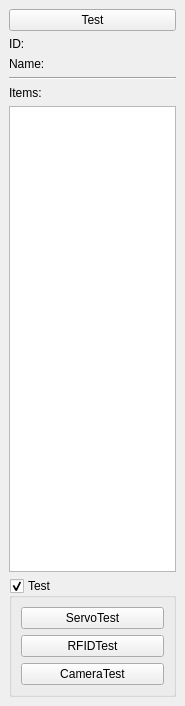
Before: the Qt Designer form mainwindow.ui in wh201906/Pharmacy_Robot, drawn with Qt 5.
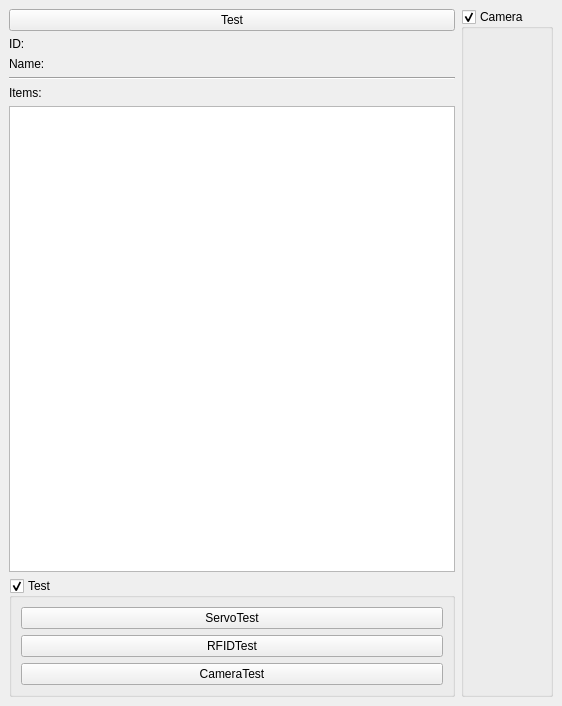
After: the same form once the commit is applied.

Commit message: Add camera preview in MainWindow

```diff
--- a/mainwindow.ui
+++ b/mainwindow.ui
@@ -6,7 +6,7 @@
    <rect>
     <x>0</x>
     <y>0</y>
-    <width>185</width>
+    <width>562</width>
     <height>706</height>
    </rect>
   </property>
@@ -14,7 +14,9 @@
    <string>MainWindow</string>
   </property>
   <widget class="QWidget" name="centralwidget">
-   <layout class="QVBoxLayout" name="verticalLayout">
+   <layout class="QHBoxLayout" name="horizontalLayout_5">
+    <item>
+     <layout class="QVBoxLayout" name="verticalLayout_3">
     <item>
      <widget class="QPushButton" name="testButton">
       <property name="text">
@@ -80,6 +82,27 @@
         <widget class="QPushButton" name="cameraTestButton">
          <property name="text">
           <string>CameraTest</string>
+           </property>
+          </widget>
+         </item>
+        </layout>
+       </widget>
+      </item>
+     </layout>
+    </item>
+    <item>
+     <widget class="QGroupBox" name="cameraGroupBox">
+      <property name="title">
+       <string>Camera</string>
+      </property>
+      <property name="checkable">
+       <bool>true</bool>
+      </property>
+      <layout class="QVBoxLayout" name="verticalLayout">
+       <item>
+        <widget class="QLabel" name="cameraLabel">
+         <property name="text">
+          <string/>
          </property>
         </widget>
        </item>
```
Lines whose indentation alone changed are shown as unchanged. The commit also changes 2 other files.
